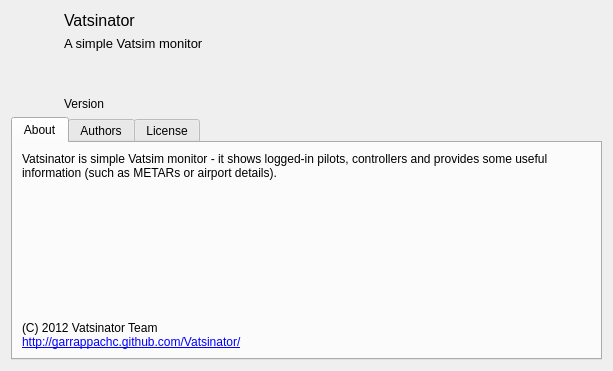
First picture: the form in source/ui/resources/aboutwindow.ui, repository Vatsinator/vatsinator-legacy, before the edit.
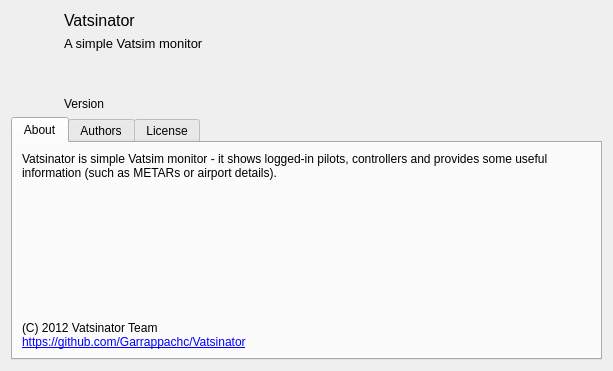
Second picture: the form after the edit. Icons and pictures are not drawn.

Patch:
```diff
--- a/source/ui/resources/aboutwindow.ui
+++ b/source/ui/resources/aboutwindow.ui
@@ -138,7 +138,7 @@
          <item>
           <widget class="QLabel" name="label_5">
            <property name="text">
-            <string>(C) 2012 Vatsinator Team&lt;br&gt;&lt;a href=&quot;http://garrappachc.github.com/Vatsinator/&quot;&gt;http://garrappachc.github.com/Vatsinator/&lt;/a&gt;</string>
+            <string>(C) 2012 Vatsinator Team&lt;br&gt;&lt;a href=&quot;https://github.com/Garrappachc/Vatsinator&quot;&gt;https://github.com/Garrappachc/Vatsinator&lt;/a&gt;</string>
            </property>
            <property name="alignment">
             <set>Qt::AlignBottom|Qt::AlignLeading|Qt::AlignLeft</set>
```
Left out of the diff: 3 changed lines with no effect on the pictures.
